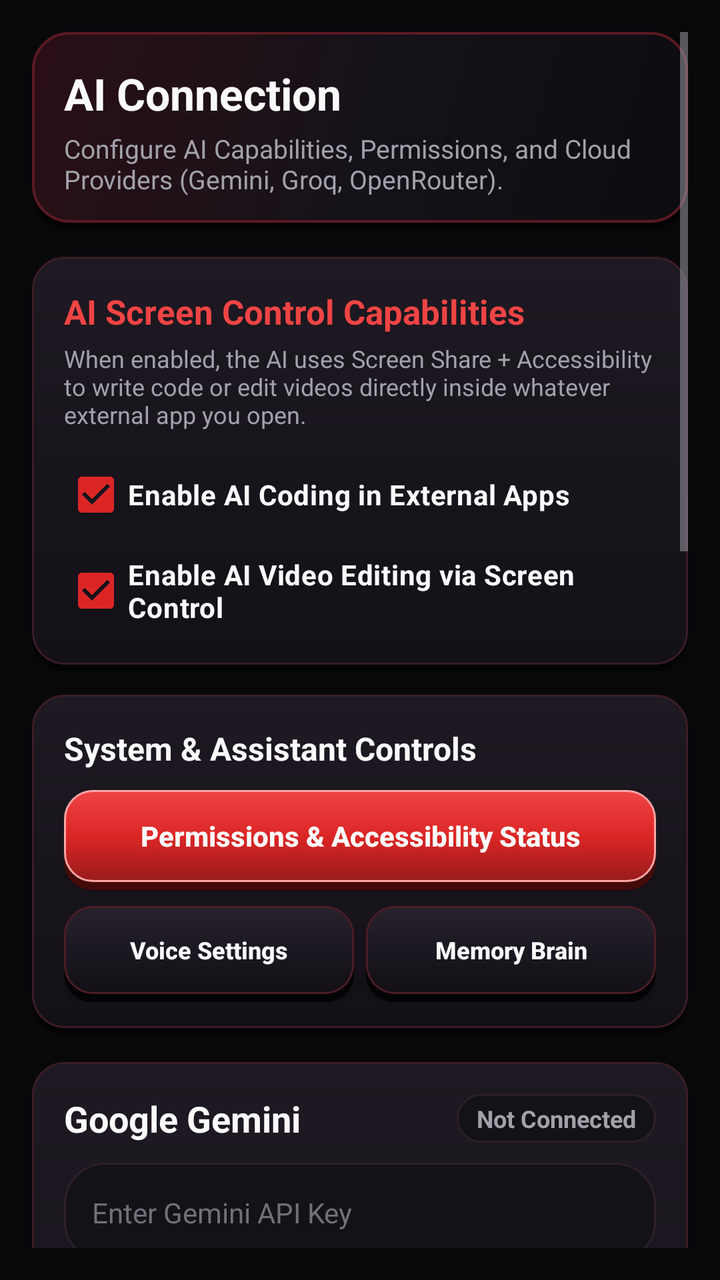
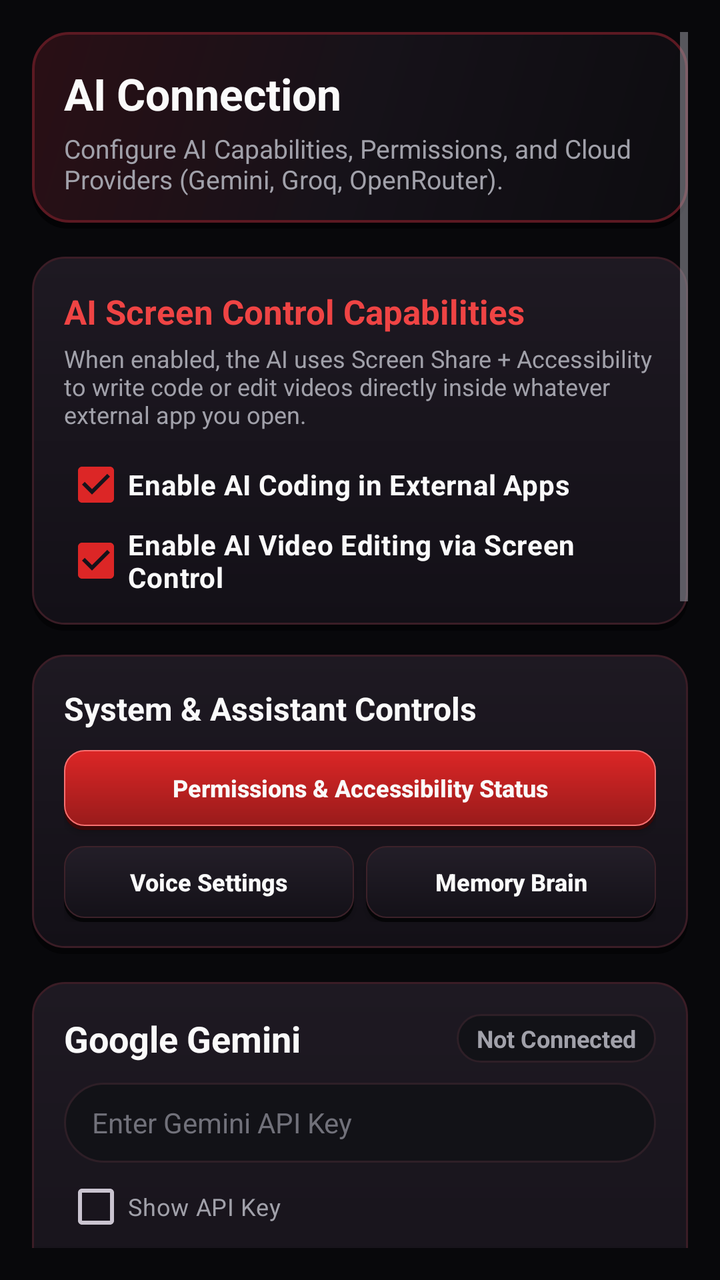

The first picture is an Android layout as it rendered before a commit; the second is the same layout after the commit. The layout source and the unified diff follow.
<!-- AndroidManifest.xml: application theme Theme.BengaliAgent -->
<!-- res/layout/activity_provider_settings.xml -->
<?xml version="1.0" encoding="utf-8"?>
<ScrollView xmlns:android="http://schemas.android.com/apk/res/android"
    android:layout_width="match_parent"
    android:layout_height="match_parent"
    android:background="@color/bg_black"
    android:fillViewport="true"
    android:padding="@dimen/screen_padding">

    <LinearLayout
        android:layout_width="match_parent"
        android:layout_height="wrap_content"
        android:orientation="vertical">

        
        <LinearLayout
            android:layout_width="match_parent"
            android:layout_height="wrap_content"
            android:background="@drawable/bg_header_gradient"
            android:orientation="vertical"
            android:padding="@dimen/card_padding">

            <TextView
                android:id="@+id/tvAiConnectionTitle"
                android:layout_width="match_parent"
                android:layout_height="wrap_content"
                android:text="@string/ai_connection_title"
                android:textColor="@color/text_primary"
                android:textSize="22sp"
                android:textStyle="bold" />

            <TextView
                android:layout_width="match_parent"
                android:layout_height="wrap_content"
                android:layout_marginTop="4dp"
                android:text="Configure AI Capabilities, Permissions, and Cloud Providers (Gemini, Groq, OpenRouter)."
                android:textColor="@color/text_secondary"
                android:textSize="13sp" />
        </LinearLayout>

        
        <LinearLayout
            android:layout_width="match_parent"
            android:layout_height="wrap_content"
            android:layout_marginTop="14dp"
            android:background="@drawable/bg_card"
            android:orientation="vertical"
            android:padding="@dimen/card_padding">

            <TextView
                android:layout_width="match_parent"
                android:layout_height="wrap_content"
                android:text="AI Screen Control Capabilities"
                android:textColor="@color/accent_red_bright"
                android:textSize="17sp"
                android:textStyle="bold" />

            <TextView
                android:layout_width="match_parent"
                android:layout_height="wrap_content"
                android:layout_marginTop="4dp"
                android:text="When enabled, the AI uses Screen Share + Accessibility to write code or edit videos directly inside whatever external app you open."
                android:textColor="@color/text_secondary"
                android:textSize="12sp" />

            <CheckBox
                android:id="@+id/cbAiCodingCapability"
                android:layout_width="match_parent"
                android:layout_height="48dp"
                android:layout_marginTop="8dp"
                android:checked="true"
                android:text="Enable AI Coding in External Apps"
                android:textColor="@color/text_primary"
                android:textSize="14sp"
                android:textStyle="bold" />

            <CheckBox
                android:id="@+id/cbAiVideoCapability"
                android:layout_width="match_parent"
                android:layout_height="48dp"
                android:checked="true"
                android:text="Enable AI Video Editing via Screen Control"
                android:textColor="@color/text_primary"
                android:textSize="14sp"
                android:textStyle="bold" />
        </LinearLayout>

        
        <LinearLayout
            android:layout_width="match_parent"
            android:layout_height="wrap_content"
            android:layout_marginTop="12dp"
            android:background="@drawable/bg_card"
            android:orientation="vertical"
            android:padding="@dimen/card_padding">

            <TextView
                android:layout_width="match_parent"
                android:layout_height="wrap_content"
                android:text="System &amp; Assistant Controls"
                android:textColor="@color/text_primary"
                android:textSize="16sp"
                android:textStyle="bold" />

            <Button
                android:id="@+id/btnOpenPermissionsHub"
                style="@style/Widget.BengaliAgent.Button.Primary"
                android:layout_width="match_parent"
                android:layout_height="50dp"
                android:layout_marginTop="10dp"
                android:text="Permissions &amp; Accessibility Status" />

            <LinearLayout
                android:layout_width="match_parent"
                android:layout_height="wrap_content"
                android:layout_marginTop="8dp"
                android:orientation="horizontal">

                <Button
                    android:id="@+id/btnOpenVoiceHub"
                    style="@style/Widget.BengaliAgent.Button.Secondary"
                    android:layout_width="0dp"
                    android:layout_height="48dp"
                    android:layout_marginEnd="6dp"
                    android:layout_weight="1"
                    android:text="Voice Settings"
                    android:textSize="12sp" />

                <Button
                    android:id="@+id/btnOpenMemoryHub"
                    style="@style/Widget.BengaliAgent.Button.Secondary"
                    android:layout_width="0dp"
                    android:layout_height="48dp"
                    android:layout_weight="1"
                    android:text="Memory Brain"
                    android:textSize="12sp" />
            </LinearLayout>
        </LinearLayout>

        
        <LinearLayout
            android:layout_width="match_parent"
            android:layout_height="wrap_content"
            android:layout_marginTop="14dp"
            android:background="@drawable/bg_card"
            android:orientation="vertical"
            android:padding="@dimen/card_padding">

            <LinearLayout
                android:layout_width="match_parent"
                android:layout_height="wrap_content"
                android:gravity="center_vertical"
                android:orientation="horizontal">

                <TextView
                    android:id="@+id/tvProviderLabel"
                    android:layout_width="0dp"
                    android:layout_height="wrap_content"
                    android:layout_weight="1"
                    android:text="@string/provider_label_gemini"
                    android:textColor="@color/text_primary"
                    android:textSize="18sp"
                    android:textStyle="bold" />

                <TextView
                    android:id="@+id/tvConnectionBadge"
                    android:layout_width="wrap_content"
                    android:layout_height="wrap_content"
                    android:background="@drawable/bg_badge"
                    android:paddingHorizontal="10dp"
                    android:paddingVertical="4dp"
                    android:text="Not Connected"
                    android:textColor="@color/text_secondary"
                    android:textSize="12sp"
                    android:textStyle="bold" />
            </LinearLayout>

            <EditText
                android:id="@+id/etGeminiKey"
                android:layout_width="match_parent"
                android:layout_height="50dp"
                android:layout_marginTop="10dp"
                android:background="@drawable/bg_badge"
                android:hint="@string/hint_enter_gemini_api_key"
                android:importantForAutofill="no"
                android:inputType="textPassword"
                android:paddingHorizontal="14dp"
                android:textColor="@color/text_primary"
                android:textColorHint="@color/text_muted"
                android:textSize="14sp" />

            <CheckBox
                android:id="@+id/cbShowGeminiKey"
                android:layout_width="wrap_content"
                android:layout_height="44dp"
                android:text="Show API Key"
                android:textColor="@color/text_secondary"
                android:textSize="12sp" />

            <ProgressBar
                android:id="@+id/progressConnecting"
                style="?android:attr/progressBarStyleHorizontal"
                android:layout_width="match_parent"
                android:layout_height="wrap_content"
                android:indeterminate="true"
                android:visibility="gone" />

            <TextView
                android:id="@+id/tvGeminiStatus"
                android:layout_width="match_parent"
                android:layout_height="wrap_content"
                android:layout_marginTop="4dp"
                android:text="Status: Not connected"
                android:textColor="@color/text_secondary"
                android:textSize="12sp" />

            <Button
                android:id="@+id/btnConnectGemini"
                style="@style/Widget.BengaliAgent.Button.Primary"
                android:layout_width="match_parent"
                android:layout_height="50dp"
                android:layout_marginTop="10dp"
                android:text="@string/action_connect_gemini" />

            <LinearLayout
                android:layout_width="match_parent"
                android:layout_height="wrap_content"
                android:layout_marginTop="8dp"
                android:orientation="horizontal">

                <Button
                    android:id="@+id/btnRetryGemini"
                    style="@style/Widget.BengaliAgent.Button.Secondary"
                    android:layout_width="0dp"
                    android:layout_height="48dp"
                    android:layout_marginEnd="6dp"
                    android:layout_weight="1"
                    android:text="@string/action_retry"
                    android:visibility="gone" />

                <Button
                    android:id="@+id/btnDisconnectGemini"
                    style="@style/Widget.BengaliAgent.Button.Secondary"
                    android:layout_width="0dp"
                    android:layout_height="48dp"
                    android:layout_weight="1"
                    android:text="@string/action_disconnect" />
            </LinearLayout>
        </LinearLayout>

        
        <LinearLayout
            android:layout_width="match_parent"
            android:layout_height="wrap_content"
            android:layout_marginTop="14dp"
            android:background="@drawable/bg_card"
            android:orientation="vertical"
            android:padding="@dimen/card_padding">

            <LinearLayout
                android:layout_width="match_parent"
                android:layout_height="wrap_content"
                android:gravity="center_vertical"
                android:orientation="horizontal">

                <TextView
                    android:layout_width="0dp"
                    android:layout_height="wrap_content"
                    android:layout_weight="1"
                    android:text="Groq Cloud"
                    android:textColor="@color/text_primary"
                    android:textSize="18sp"
                    android:textStyle="bold" />

                <TextView
                    android:id="@+id/tvGroqBadge"
                    android:layout_width="wrap_content"
                    android:layout_height="wrap_content"
                    android:background="@drawable/bg_badge"
                    android:paddingHorizontal="10dp"
                    android:paddingVertical="4dp"
                    android:text="Not Connected"
                    android:textColor="@color/text_secondary"
                    android:textSize="12sp"
                    android:textStyle="bold" />
            </LinearLayout>

            <EditText
                android:id="@+id/etGroqKey"
                android:layout_width="match_parent"
                android:layout_height="50dp"
                android:layout_marginTop="10dp"
                android:background="@drawable/bg_badge"
                android:hint="Enter Groq API Key (gsk_...)"
                android:importantForAutofill="no"
                android:inputType="textPassword"
                android:paddingHorizontal="14dp"
                android:textColor="@color/text_primary"
                android:textColorHint="@color/text_muted"
                android:textSize="14sp" />

            <CheckBox
                android:id="@+id/cbShowGroqKey"
                android:layout_width="wrap_content"
                android:layout_height="44dp"
                android:text="Show API Key"
                android:textColor="@color/text_secondary"
                android:textSize="12sp" />

            <TextView
                android:id="@+id/tvGroqStatus"
                android:layout_width="match_parent"
                android:layout_height="wrap_content"
                android:layout_marginTop="4dp"
                android:text="Status: Not connected"
                android:textColor="@color/text_secondary"
                android:textSize="12sp" />

            <LinearLayout
                android:layout_width="match_parent"
                android:layout_height="wrap_content"
                android:layout_marginTop="10dp"
                android:orientation="horizontal">

                <Button
                    android:id="@+id/btnConnectGroq"
                    style="@style/Widget.BengaliAgent.Button.Primary"
                    android:layout_width="0dp"
                    android:layout_height="50dp"
                    android:layout_marginEnd="6dp"
                    android:layout_weight="1"
                    android:text="Connect Groq" />

                <Button
                    android:id="@+id/btnDisconnectGroq"
                    style="@style/Widget.BengaliAgent.Button.Secondary"
                    android:layout_width="wrap_content"
                    android:layout_height="50dp"
                    android:text="Disconnect" />
            </LinearLayout>
        </LinearLayout>

        
        <LinearLayout
            android:layout_width="match_parent"
            android:layout_height="wrap_content"
            android:layout_marginTop="14dp"
            android:background="@drawable/bg_card"
            android:orientation="vertical"
            android:padding="@dimen/card_padding">

            <LinearLayout
                android:layout_width="match_parent"
                android:layout_height="wrap_content"
                android:gravity="center_vertical"
                android:orientation="horizontal">

                <TextView
                    android:layout_width="0dp"
                    android:layout_height="wrap_content"
                    android:layout_weight="1"
                    android:text="OpenRouter"
                    android:textColor="@color/text_primary"
                    android:textSize="18sp"
                    android:textStyle="bold" />

                <TextView
                    android:id="@+id/tvOpenRouterBadge"
                    android:layout_width="wrap_content"
                    android:layout_height="wrap_content"
                    android:background="@drawable/bg_badge"
                    android:paddingHorizontal="10dp"
                    android:paddingVertical="4dp"
                    android:text="Not Connected"
                    android:textColor="@color/text_secondary"
                    android:textSize="12sp"
                    android:textStyle="bold" />
            </LinearLayout>

            <EditText
                android:id="@+id/etOpenRouterKey"
                android:layout_width="match_parent"
                android:layout_height="50dp"
                android:layout_marginTop="10dp"
                android:background="@drawable/bg_badge"
                android:hint="Enter OpenRouter Key (sk-or-...)"
                android:importantForAutofill="no"
                android:inputType="textPassword"
                android:paddingHorizontal="14dp"
                android:textColor="@color/text_primary"
                android:textColorHint="@color/text_muted"
                android:textSize="14sp" />

            <CheckBox
                android:id="@+id/cbShowOpenRouterKey"
                android:layout_width="wrap_content"
                android:layout_height="44dp"
                android:text="Show API Key"
                android:textColor="@color/text_secondary"
                android:textSize="12sp" />

            <TextView
                android:id="@+id/tvOpenRouterStatus"
                android:layout_width="match_parent"
                android:layout_height="wrap_content"
                android:layout_marginTop="4dp"
                android:text="Status: Not connected"
                android:textColor="@color/text_secondary"
                android:textSize="12sp" />

            <LinearLayout
                android:layout_width="match_parent"
                android:layout_height="wrap_content"
                android:layout_marginTop="10dp"
                android:orientation="horizontal">

                <Button
                    android:id="@+id/btnConnectOpenRouter"
                    style="@style/Widget.BengaliAgent.Button.Primary"
                    android:layout_width="0dp"
                    android:layout_height="50dp"
                    android:layout_marginEnd="6dp"
                    android:layout_weight="1"
                    android:text="Connect OpenRouter" />

                <Button
                    android:id="@+id/btnDisconnectOpenRouter"
                    style="@style/Widget.BengaliAgent.Button.Secondary"
                    android:layout_width="wrap_content"
                    android:layout_height="50dp"
                    android:text="Disconnect" />
            </LinearLayout>
        </LinearLayout>

        
        <LinearLayout
            android:layout_width="match_parent"
            android:layout_height="wrap_content"
            android:layout_marginTop="14dp"
            android:background="@drawable/bg_card"
            android:orientation="vertical"
            android:padding="@dimen/card_padding">

            <CheckBox
                android:id="@+id/cbCloudConsent"
                android:layout_width="match_parent"
                android:layout_height="48dp"
                android:checked="true"
                android:text="Allow sending prompts to connected cloud AI providers"
                android:textColor="@color/text_primary"
                android:textSize="13sp" />
        </LinearLayout>

        <Button
            android:id="@+id/btnCloseSettings"
            style="@style/Widget.BengaliAgent.Button.Secondary"
            android:layout_width="match_parent"
            android:layout_height="52dp"
            android:layout_marginTop="16dp"
            android:text="Back to Assistant" />

    </LinearLayout>
</ScrollView>
<!-- resources referenced by this layout -->
<resources>
  <color name="accent_red_bright">#EF4444</color>
  <color name="bg_black">#08080B</color>
  <color name="text_muted">#71717A</color>
  <color name="text_primary">#FAFAFA</color>
  <color name="text_secondary">#A1A1AA</color>
  <dimen name="card_padding">16dp</dimen>
  <dimen name="screen_padding">16dp</dimen>
  <string name="action_connect_gemini">Connect Gemini</string>
  <string name="action_disconnect">Disconnect</string>
  <string name="action_retry">Retry</string>
  <string name="ai_connection_title">AI Connection</string>
  <string name="provider_label_gemini">Google Gemini</string>
  <style name="Widget.BengaliAgent.Button.Primary" parent="Widget.AppCompat.Button">
          <item name="android:background">@drawable/bg_btn_3d_red</item>
          <item name="backgroundTint">@null</item>
          <item name="android:textColor">@color/text_primary</item>
          <item name="android:minHeight">50dp</item>
          <item name="android:paddingLeft">16dp</item>
          <item name="android:paddingRight">16dp</item>
          <item name="android:paddingBottom">4dp</item>
          <item name="android:textAllCaps">false</item>
          <item name="android:textStyle">bold</item>
          <item name="android:elevation">6dp</item>
      </style>
  <style name="Widget.BengaliAgent.Button.Secondary" parent="Widget.AppCompat.Button">
          <item name="android:background">@drawable/bg_btn_3d_dark</item>
          <item name="backgroundTint">@null</item>
          <item name="android:textColor">@color/text_primary</item>
          <item name="android:minHeight">50dp</item>
          <item name="android:paddingLeft">16dp</item>
          <item name="android:paddingRight">16dp</item>
          <item name="android:paddingBottom">4dp</item>
          <item name="android:textAllCaps">false</item>
          <item name="android:textStyle">bold</item>
          <item name="android:elevation">4dp</item>
      </style>
  <color name="bg_surface">#121217</color>
  <color name="divider">#2E1F27</color>
  <!-- drawable bg_btn_3d_red (drawable) -->
  <?xml version="1.0" encoding="utf-8"?>
  <layer-list xmlns:android="http://schemas.android.com/apk/res/android">
      
      <item android:top="4dp">
          <shape android:shape="rectangle">
              <solid android:color="#450A0A" />
              <corners android:radius="14dp" />
          </shape>
      </item>
      
      <item android:bottom="4dp">
          <shape android:shape="rectangle">
              <gradient
                  android:angle="270"
                  android:startColor="#EF4444"
                  android:centerColor="#DC2626"
                  android:endColor="#991B1B"
                  android:type="linear" />
              <corners android:radius="14dp" />
              <stroke
                  android:width="1dp"
                  android:color="#FCA5A5" />
          </shape>
      </item>
  </layer-list>
  <!-- drawable bg_btn_3d_dark (drawable) -->
  <?xml version="1.0" encoding="utf-8"?>
  <layer-list xmlns:android="http://schemas.android.com/apk/res/android">
      
      <item android:top="4dp">
          <shape android:shape="rectangle">
              <solid android:color="#040406" />
              <corners android:radius="14dp" />
          </shape>
      </item>
      
      <item android:bottom="4dp">
          <shape android:shape="rectangle">
              <gradient
                  android:angle="270"
                  android:startColor="#27222C"
                  android:centerColor="#1C1821"
                  android:endColor="#120F16"
                  android:type="linear" />
              <corners android:radius="14dp" />
              <stroke
                  android:width="1dp"
                  android:color="#4C1D24" />
          </shape>
      </item>
  </layer-list>
  <color name="accent_primary">#DC2626</color>
  <color name="accent_red">#EF4444</color>
  <!-- unchanged entries left out for length: 5 -->
</resources>

<!-- the commit's change to res/layout/activity_provider_settings.xml (unified diff, before → after) -->
@@ -65,7 +65,7 @@
             <CheckBox
                 android:id="@+id/cbAiCodingCapability"
                 android:layout_width="match_parent"
-                android:layout_height="48dp"
+                android:layout_height="38dp"
                 android:layout_marginTop="8dp"
                 android:checked="true"
                 android:text="Enable AI Coding in External Apps"
@@ -76,7 +76,7 @@
             <CheckBox
                 android:id="@+id/cbAiVideoCapability"
                 android:layout_width="match_parent"
-                android:layout_height="48dp"
+                android:layout_height="38dp"
                 android:checked="true"
                 android:text="Enable AI Video Editing via Screen Control"
                 android:textColor="@color/text_primary"
@@ -105,7 +105,7 @@
                 android:id="@+id/btnOpenPermissionsHub"
                 style="@style/Widget.BengaliAgent.Button.Primary"
                 android:layout_width="match_parent"
-                android:layout_height="50dp"
+                android:layout_height="40dp"
                 android:layout_marginTop="10dp"
                 android:text="Permissions &amp; Accessibility Status" />
 
@@ -119,7 +119,7 @@
                     android:id="@+id/btnOpenVoiceHub"
                     style="@style/Widget.BengaliAgent.Button.Secondary"
                     android:layout_width="0dp"
-                    android:layout_height="48dp"
+                    android:layout_height="38dp"
                     android:layout_marginEnd="6dp"
                     android:layout_weight="1"
                     android:text="Voice Settings"
@@ -129,7 +129,7 @@
                     android:id="@+id/btnOpenMemoryHub"
                     style="@style/Widget.BengaliAgent.Button.Secondary"
                     android:layout_width="0dp"
-                    android:layout_height="48dp"
+                    android:layout_height="38dp"
                     android:layout_weight="1"
                     android:text="Memory Brain"
                     android:textSize="12sp" />
@@ -177,7 +177,7 @@
             <EditText
                 android:id="@+id/etGeminiKey"
                 android:layout_width="match_parent"
-                android:layout_height="50dp"
+                android:layout_height="40dp"
                 android:layout_marginTop="10dp"
                 android:background="@drawable/bg_badge"
                 android:hint="@string/hint_enter_gemini_api_key"
@@ -217,7 +217,7 @@
                 android:id="@+id/btnConnectGemini"
                 style="@style/Widget.BengaliAgent.Button.Primary"
                 android:layout_width="match_parent"
-                android:layout_height="50dp"
+                android:layout_height="40dp"
                 android:layout_marginTop="10dp"
                 android:text="@string/action_connect_gemini" />
 
@@ -231,7 +231,7 @@
                     android:id="@+id/btnRetryGemini"
                     style="@style/Widget.BengaliAgent.Button.Secondary"
                     android:layout_width="0dp"
-                    android:layout_height="48dp"
+                    android:layout_height="38dp"
                     android:layout_marginEnd="6dp"
                     android:layout_weight="1"
                     android:text="@string/action_retry"
@@ -241,7 +241,7 @@
                     android:id="@+id/btnDisconnectGemini"
                     style="@style/Widget.BengaliAgent.Button.Secondary"
                     android:layout_width="0dp"
-                    android:layout_height="48dp"
+                    android:layout_height="38dp"
                     android:layout_weight="1"
                     android:text="@string/action_disconnect" />
             </LinearLayout>
@@ -287,7 +287,7 @@
             <EditText
                 android:id="@+id/etGroqKey"
                 android:layout_width="match_parent"
-                android:layout_height="50dp"
+                android:layout_height="40dp"
                 android:layout_marginTop="10dp"
                 android:background="@drawable/bg_badge"
                 android:hint="Enter Groq API Key (gsk_...)"
@@ -325,7 +325,7 @@
                     android:id="@+id/btnConnectGroq"
                     style="@style/Widget.BengaliAgent.Button.Primary"
                     android:layout_width="0dp"
-                    android:layout_height="50dp"
+                    android:layout_height="40dp"
                     android:layout_marginEnd="6dp"
                     android:layout_weight="1"
                     android:text="Connect Groq" />
@@ -334,7 +334,7 @@
                     android:id="@+id/btnDisconnectGroq"
                     style="@style/Widget.BengaliAgent.Button.Secondary"
                     android:layout_width="wrap_content"
-                    android:layout_height="50dp"
+                    android:layout_height="40dp"
                     android:text="Disconnect" />
             </LinearLayout>
         </LinearLayout>
@@ -379,7 +379,7 @@
             <EditText
                 android:id="@+id/etOpenRouterKey"
                 android:layout_width="match_parent"
-                android:layout_height="50dp"
+                android:layout_height="40dp"
                 android:layout_marginTop="10dp"
                 android:background="@drawable/bg_badge"
                 android:hint="Enter OpenRouter Key (sk-or-...)"
@@ -417,7 +417,7 @@
                     android:id="@+id/btnConnectOpenRouter"
                     style="@style/Widget.BengaliAgent.Button.Primary"
                     android:layout_width="0dp"
-                    android:layout_height="50dp"
+                    android:layout_height="40dp"
                     android:layout_marginEnd="6dp"
                     android:layout_weight="1"
                     android:text="Connect OpenRouter" />
@@ -426,7 +426,7 @@
                     android:id="@+id/btnDisconnectOpenRouter"
                     style="@style/Widget.BengaliAgent.Button.Secondary"
                     android:layout_width="wrap_content"
-                    android:layout_height="50dp"
+                    android:layout_height="40dp"
                     android:text="Disconnect" />
             </LinearLayout>
         </LinearLayout>
@@ -443,7 +443,7 @@
             <CheckBox
                 android:id="@+id/cbCloudConsent"
                 android:layout_width="match_parent"
-                android:layout_height="48dp"
+                android:layout_height="38dp"
                 android:checked="true"
                 android:text="Allow sending prompts to connected cloud AI providers"
                 android:textColor="@color/text_primary"
@@ -454,7 +454,7 @@
             android:id="@+id/btnCloseSettings"
             style="@style/Widget.BengaliAgent.Button.Secondary"
             android:layout_width="match_parent"
-            android:layout_height="52dp"
+            android:layout_height="40dp"
             android:layout_marginTop="16dp"
             android:text="Back to Assistant" />
 
<!-- resource entries referenced after the edit -->
@@ -16,77 +16,77 @@
           <item name="android:background">@drawable/bg_btn_3d_red</item>
           <item name="backgroundTint">@null</item>
           <item name="android:textColor">@color/text_primary</item>
-          <item name="android:minHeight">50dp</item>
-          <item name="android:paddingLeft">16dp</item>
-          <item name="android:paddingRight">16dp</item>
-          <item name="android:paddingBottom">4dp</item>
+          <item name="android:minHeight">38dp</item>
+          <item name="android:minWidth">64dp</item>
+          <item name="android:paddingLeft">12dp</item>
+          <item name="android:paddingRight">12dp</item>
+          <item name="android:paddingTop">0dp</item>
+          <item name="android:paddingBottom">2dp</item>
           <item name="android:textAllCaps">false</item>
           <item name="android:textStyle">bold</item>
-          <item name="android:elevation">6dp</item>
+          <item name="android:textSize">12sp</item>
+          <item name="android:elevation">3dp</item>
       </style>
   <style name="Widget.BengaliAgent.Button.Secondary" parent="Widget.AppCompat.Button">
           <item name="android:background">@drawable/bg_btn_3d_dark</item>
           <item name="backgroundTint">@null</item>
           <item name="android:textColor">@color/text_primary</item>
-          <item name="android:minHeight">50dp</item>
-          <item name="android:paddingLeft">16dp</item>
-          <item name="android:paddingRight">16dp</item>
-          <item name="android:paddingBottom">4dp</item>
+          <item name="android:minHeight">38dp</item>
+          <item name="android:minWidth">64dp</item>
+          <item name="android:paddingLeft">12dp</item>
+          <item name="android:paddingRight">12dp</item>
+          <item name="android:paddingTop">0dp</item>
+          <item name="android:paddingBottom">2dp</item>
           <item name="android:textAllCaps">false</item>
           <item name="android:textStyle">bold</item>
-          <item name="android:elevation">4dp</item>
+          <item name="android:textSize">12sp</item>
+          <item name="android:elevation">2dp</item>
       </style>
   <color name="bg_surface">#121217</color>
   <color name="divider">#2E1F27</color>
   <!-- drawable bg_btn_3d_red (drawable) -->
   <?xml version="1.0" encoding="utf-8"?>
   <layer-list xmlns:android="http://schemas.android.com/apk/res/android">
-      
-      <item android:top="4dp">
+      <item android:top="2dp">
           <shape android:shape="rectangle">
-              <solid android:color="#450A0A" />
-              <corners android:radius="14dp" />
+              <solid android:color="#3B0707" />
+              <corners android:radius="10dp" />
           </shape>
       </item>
-      
-      <item android:bottom="4dp">
+      <item android:bottom="2dp">
           <shape android:shape="rectangle">
               <gradient
                   android:angle="270"
-                  android:startColor="#EF4444"
-                  android:centerColor="#DC2626"
+                  android:startColor="#DC2626"
                   android:endColor="#991B1B"
                   android:type="linear" />
-              <corners android:radius="14dp" />
+              <corners android:radius="10dp" />
               <stroke
-                  android:width="1dp"
-                  android:color="#FCA5A5" />
+                  android:width="0.8dp"
+                  android:color="#F87171" />
           </shape>
       </item>
   </layer-list>
   <!-- drawable bg_btn_3d_dark (drawable) -->
   <?xml version="1.0" encoding="utf-8"?>
   <layer-list xmlns:android="http://schemas.android.com/apk/res/android">
-      
-      <item android:top="4dp">
+      <item android:top="2dp">
           <shape android:shape="rectangle">
-              <solid android:color="#040406" />
-              <corners android:radius="14dp" />
+              <solid android:color="#050507" />
+              <corners android:radius="10dp" />
           </shape>
       </item>
-      
-      <item android:bottom="4dp">
+      <item android:bottom="2dp">
           <shape android:shape="rectangle">
               <gradient
                   android:angle="270"
-                  android:startColor="#27222C"
-                  android:centerColor="#1C1821"
-                  android:endColor="#120F16"
+                  android:startColor="#231E28"
+                  android:endColor="#141118"
                   android:type="linear" />
-              <corners android:radius="14dp" />
+              <corners android:radius="10dp" />
               <stroke
-                  android:width="1dp"
-                  android:color="#4C1D24" />
+                  android:width="0.8dp"
+                  android:color="#3D222A" />
           </shape>
       </item>
   </layer-list>
